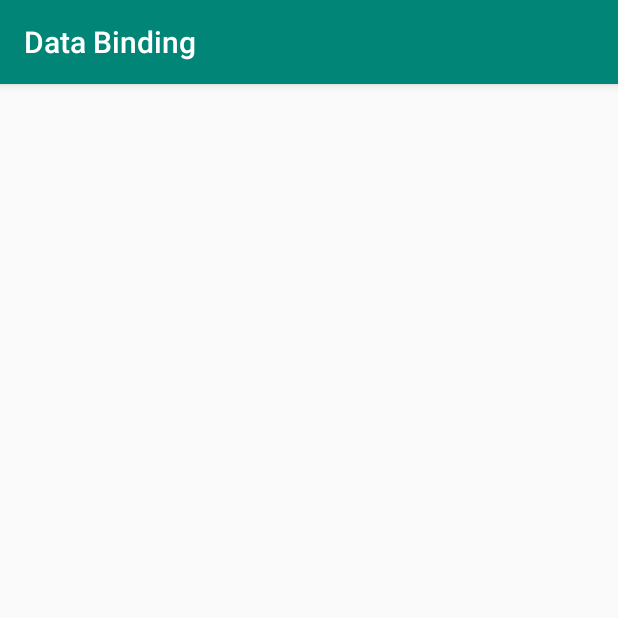
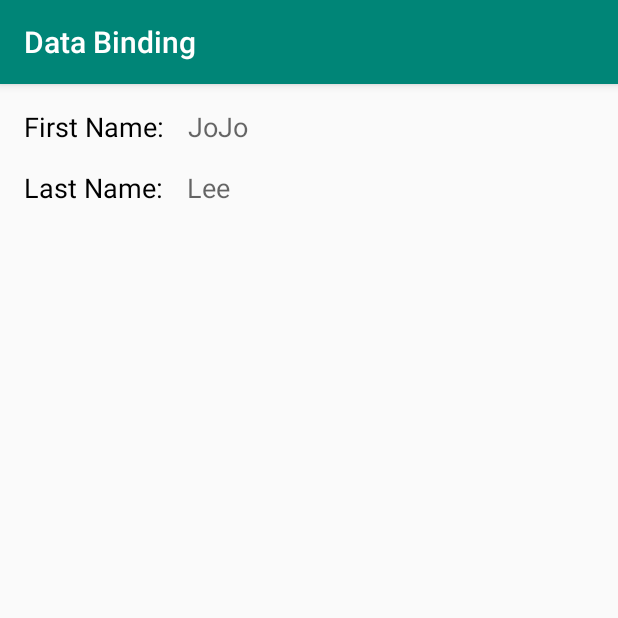
Before and after one commit to iMeePwni/Jetpack, an Android app: the DataBindingActivity screen opened directly, with no data from a screen before it, on a phone screen of 412 x 824 dp, the top half of it. Run offline under Robolectric (Android 15) with nearby library versions, the phone set to English and light mode, and no system bars; our stand-ins replace data binding.

Commit message:
show User Demo by using data binding.

```diff
--- /dev/null
+++ b/app/src/main/java/com/imeepwni/jetpack/data/User.kt
@@ -0,0 +1,10 @@
+package com.imeepwni.jetpack.data
+
+/**
+ * 作者：Created by guofeng on 2019/11/1
+ * 邮箱：feng.guo@bees360.com
+ */
+data class User(
+    val firstName: String,
+    val lastName: String
+)
--- a/app/src/main/java/com/imeepwni/jetpack/function/data_binding/DataBindingActivity.kt
+++ b/app/src/main/java/com/imeepwni/jetpack/function/data_binding/DataBindingActivity.kt
@@ -1,10 +1,23 @@
 package com.imeepwni.jetpack.function.data_binding
 
+import android.os.Bundle
+import androidx.databinding.DataBindingUtil
+import com.imeepwni.jetpack.R
 import com.imeepwni.jetpack.app.BaseActivity
+import com.imeepwni.jetpack.data.User
+import com.imeepwni.jetpack.databinding.ActivityDataBindingBinding
 
 /**
  * 作者：Created by guofeng on 2019/11/1
  * 邮箱：feng.guo@bees360.com
  */
 class DataBindingActivity : BaseActivity() {
+
+    override fun onCreate(savedInstanceState: Bundle?) {
+        super.onCreate(savedInstanceState)
+
+        val binding = DataBindingUtil.setContentView<ActivityDataBindingBinding>(this, R.layout.activity_data_binding)
+
+        binding.user = User(firstName = "JoJo", lastName = "Lee")
+    }
 }
--- /dev/null
+++ b/app/src/main/res/layout/activity_data_binding.xml
@@ -0,0 +1,65 @@
+<?xml version="1.0" encoding="utf-8"?>
+<layout xmlns:android="http://schemas.android.com/apk/res/android"
+    xmlns:app="http://schemas.android.com/apk/res-auto"
+    xmlns:tools="http://schemas.android.com/tools">
+
+    <data>
+
+        <variable
+            name="user"
+            type="com.imeepwni.jetpack.data.User" />
+    </data>
+
+    <androidx.constraintlayout.widget.ConstraintLayout
+        android:layout_width="match_parent"
+        android:layout_height="match_parent">
+
+        <TextView
+            android:id="@+id/tv_label_first_name"
+            style="@style/TextAppearance.AppCompat.Medium"
+            android:layout_width="wrap_content"
+            android:layout_height="wrap_content"
+            android:layout_marginStart="16dp"
+            android:layout_marginTop="16dp"
+            android:text="@string/first_name"
+            android:textColor="@android:color/black"
+            app:layout_constraintStart_toStartOf="parent"
+            app:layout_constraintTop_toTopOf="parent" />
+
+        <TextView
+            android:id="@+id/tv_first_name"
+            style="@style/TextAppearance.AppCompat.Medium"
+            android:layout_width="wrap_content"
+            android:layout_height="wrap_content"
+            android:layout_marginStart="16dp"
+            android:text="@{user.firstName}"
+            app:layout_constraintBottom_toBottomOf="@+id/tv_label_first_name"
+            app:layout_constraintStart_toEndOf="@+id/tv_label_first_name"
+            app:layout_constraintTop_toTopOf="@+id/tv_label_first_name"
+            tools:text="John" />
+
+        <TextView
+            android:id="@+id/tv_label_last_name"
+            style="@style/TextAppearance.AppCompat.Medium"
+            android:layout_width="wrap_content"
+            android:layout_height="wrap_content"
+            android:layout_marginTop="16dp"
+            android:text="@string/last_name"
+            android:textColor="@android:color/black"
+            app:layout_constraintStart_toStartOf="@+id/tv_label_first_name"
+            app:layout_constraintTop_toBottomOf="@+id/tv_label_first_name" />
+
+        <TextView
+            android:id="@+id/textView4"
+            style="@style/TextAppearance.AppCompat.Medium"
+            android:layout_width="wrap_content"
+            android:layout_height="wrap_content"
+            android:layout_marginStart="16dp"
+            android:text="@{user.lastName}"
+            app:layout_constraintBottom_toBottomOf="@+id/tv_label_last_name"
+            app:layout_constraintStart_toEndOf="@+id/tv_label_last_name"
+            app:layout_constraintTop_toTopOf="@+id/tv_label_last_name"
+            tools:text="Snow" />
+
+    </androidx.constraintlayout.widget.ConstraintLayout>
+</layout>
--- a/app/src/main/res/values/strings.xml
+++ b/app/src/main/res/values/strings.xml
@@ -10,5 +10,7 @@
 
     <!--  Data Binding  -->
     <string name="data_binding">Data Binding</string>
+    <string name="first_name">First Name:</string>
+    <string name="last_name">Last Name:</string>
 
 </resources>
```
